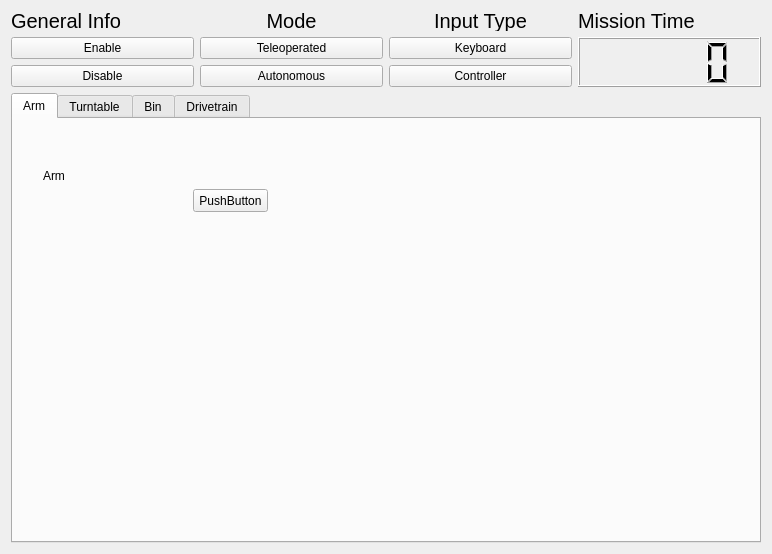
Above: src/tfr_mission_control/src/tfr_mission_control/mission_control.ui from dghani/NasaRmc2019 before the change. Below: the same form after it.
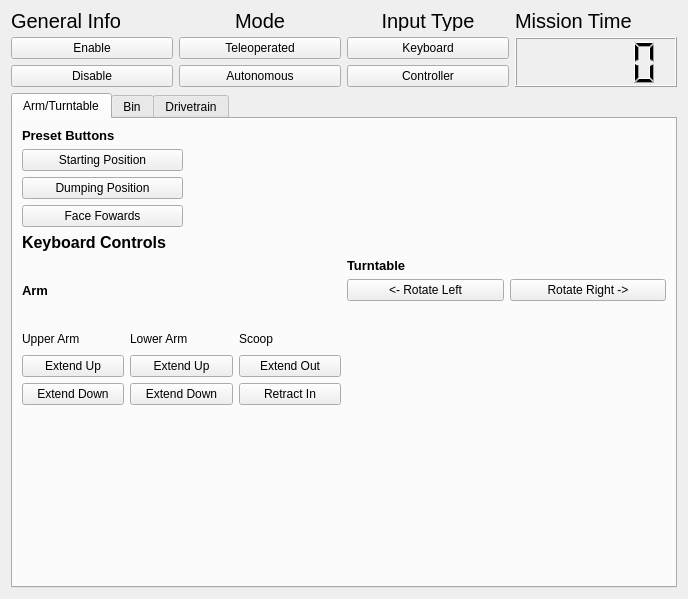
That is the form after the change.

Commit message: Update tab ui, and add some basic tests

Diff of the .ui file:
```diff
--- a/src/tfr_mission_control/src/tfr_mission_control/mission_control.ui
+++ b/src/tfr_mission_control/src/tfr_mission_control/mission_control.ui
@@ -9,8 +9,8 @@
    <rect>
     <x>0</x>
     <y>0</y>
-    <width>772</width>
-    <height>554</height>
+    <width>688</width>
+    <height>599</height>
    </rect>
   </property>
   <property name="focusPolicy">
@@ -245,52 +245,298 @@
      </property>
      <widget class="QWidget" name="arm_tab">
       <attribute name="title">
-       <string>Arm</string>
+       <string>Arm/Turntable</string>
       </attribute>
-      <widget class="QLabel" name="label">
-       <property name="geometry">
-        <rect>
-         <x>30</x>
-         <y>50</y>
-         <width>47</width>
-         <height>13</height>
-        </rect>
-       </property>
-       <property name="text">
-        <string>Arm</string>
-       </property>
-      </widget>
-      <widget class="QPushButton" name="test_button">
-       <property name="geometry">
-        <rect>
-         <x>180</x>
-         <y>70</y>
-         <width>75</width>
-         <height>23</height>
-        </rect>
-       </property>
-       <property name="text">
-        <string>PushButton</string>
-       </property>
-      </widget>
-     </widget>
-     <widget class="QWidget" name="turntable_tab">
-      <attribute name="title">
-       <string>Turntable</string>
-      </attribute>
-      <widget class="QLabel" name="label_2">
-       <property name="geometry">
-        <rect>
-         <x>80</x>
-         <y>60</y>
-         <width>47</width>
-         <height>13</height>
-        </rect>
-       </property>
-       <property name="text">
-        <string>Turntable</string>
-       </property>
-      </widget>
+      <layout class="QHBoxLayout" name="horizontalLayout">
+       <item>
+        <layout class="QVBoxLayout" name="arm_turntable_main_layout">
+         <item>
+          <layout class="QHBoxLayout" name="preset_buttons_row" stretch="1,3">
+           <item>
+            <layout class="QVBoxLayout" name="preset_buttons">
+             <item>
+              <widget class="QLabel" name="preset_buttons_label">
+               <property name="font">
+                <font>
+                 <pointsize>10</pointsize>
+                 <weight>75</weight>
+                 <bold>true</bold>
+                </font>
+               </property>
+               <property name="text">
+                <string>Preset Buttons</string>
+               </property>
+              </widget>
+             </item>
+             <item>
+              <widget class="QPushButton" name="starting_pos_button">
+               <property name="toolTip">
+                <string>test</string>
+               </property>
+               <property name="toolTipDuration">
+                <number>5000</number>
+               </property>
+               <property name="text">
+                <string>Starting Position</string>
+               </property>
+              </widget>
+             </item>
+             <item>
+              <widget class="QPushButton" name="dumping_pos_button">
+               <property name="text">
+                <string>Dumping Position</string>
+               </property>
+              </widget>
+             </item>
+             <item>
+              <widget class="QPushButton" name="face_fowards_button">
+               <property name="text">
+                <string>Face Fowards</string>
+               </property>
+              </widget>
+             </item>
+            </layout>
+           </item>
+           <item>
+            <layout class="QVBoxLayout" name="other_preset_buttons_layout">
+             <item>
+              <spacer name="preset_buttons_spacer">
+               <property name="orientation">
+                <enum>Qt::Horizontal</enum>
+               </property>
+               <property name="sizeHint" stdset="0">
+                <size>
+                 <width>40</width>
+                 <height>20</height>
+                </size>
+               </property>
+              </spacer>
+             </item>
+            </layout>
+           </item>
+          </layout>
+         </item>
+         <item>
+          <layout class="QVBoxLayout" name="keyboard_controls">
+           <property name="sizeConstraint">
+            <enum>QLayout::SetDefaultConstraint</enum>
+           </property>
+           <item>
+            <widget class="QLabel" name="keyboard_controls_label">
+             <property name="maximumSize">
+              <size>
+               <width>16777215</width>
+               <height>50</height>
+              </size>
+             </property>
+             <property name="font">
+              <font>
+               <pointsize>12</pointsize>
+               <weight>75</weight>
+               <bold>true</bold>
+              </font>
+             </property>
+             <property name="text">
+              <string>Keyboard Controls</string>
+             </property>
+            </widget>
+           </item>
+           <item>
+            <layout class="QHBoxLayout" name="key_board_controls_layout" stretch="0,0">
+             <item>
+              <layout class="QVBoxLayout" name="arm_keyboard_controls" stretch="0,2">
+               <item>
+                <widget class="QLabel" name="arm_label">
+                 <property name="font">
+                  <font>
+                   <pointsize>10</pointsize>
+                   <weight>75</weight>
+                   <bold>true</bold>
+                  </font>
+                 </property>
+                 <property name="text">
+                  <string>Arm</string>
+                 </property>
+                 <property name="textFormat">
+                  <enum>Qt::PlainText</enum>
+                 </property>
+                </widget>
+               </item>
+               <item>
+                <layout class="QHBoxLayout" name="button_container">
+                 <item>
+                  <layout class="QVBoxLayout" name="upper_arm_container" stretch="0,0,0">
+                   <item>
+                    <widget class="QLabel" name="upp_arm_label">
+                     <property name="maximumSize">
+                      <size>
+                       <width>16777215</width>
+                       <height>20</height>
+                      </size>
+                     </property>
+                     <property name="text">
+                      <string>Upper Arm</string>
+                     </property>
+                     <property name="textFormat">
+                      <enum>Qt::PlainText</enum>
+                     </property>
+                    </widget>
+                   </item>
+                   <item>
+                    <widget class="QPushButton" name="extend_up_upper_arm_button">
+                     <property name="text">
+                      <string>Extend Up</string>
+                     </property>
+                    </widget>
+                   </item>
+                   <item>
+                    <widget class="QPushButton" name="extend_down_upper_arm_button">
+                     <property name="text">
+                      <string>Extend Down</string>
+                     </property>
+                    </widget>
+                   </item>
+                  </layout>
+                 </item>
+                 <item>
+                  <layout class="QVBoxLayout" name="lower_arm_container">
+                   <item>
+                    <widget class="QLabel" name="lower_arm_label">
+                     <property name="maximumSize">
+                      <size>
+                       <width>16777215</width>
+                       <height>20</height>
+                      </size>
+                     </property>
+                     <property name="text">
+                      <string>Lower Arm</string>
+                     </property>
+                    </widget>
+                   </item>
+                   <item>
+                    <widget class="QPushButton" name="extend_up_lower_arm_button">
+                     <property name="text">
+                      <string>Extend Up</string>
+                     </property>
+                    </widget>
+                   </item>
+                   <item>
+                    <widget class="QPushButton" name="extend_down_lower_arm_button">
+                     <property name="text">
+                      <string>Extend Down</string>
+                     </property>
+                    </widget>
+                   </item>
+                  </layout>
+                 </item>
+                 <item>
+                  <layout class="QVBoxLayout" name="scoop_container">
+                   <item>
+                    <widget class="QLabel" name="scoop_label">
+                     <property name="maximumSize">
+                      <size>
+                       <width>16777215</width>
+                       <height>20</height>
+                      </size>
+                     </property>
+                     <property name="text">
+                      <string>Scoop</string>
+                     </property>
+                    </widget>
+                   </item>
+                   <item>
+                    <widget class="QPushButton" name="extend_out_scoop_button">
+                     <property name="text">
+                      <string>Extend Out</string>
+                     </property>
+                    </widget>
+                   </item>
+                   <item>
+                    <widget class="QPushButton" name="extend_in_scoop_button">
+                     <property name="text">
+                      <string>Retract In</string>
+                     </property>
+                    </widget>
+                   </item>
+                  </layout>
+                 </item>
+                </layout>
+               </item>
+              </layout>
+             </item>
+             <item>
+              <layout class="QVBoxLayout" name="turntable_keyboard_controls" stretch="0,0,0">
+               <item>
+                <widget class="QLabel" name="turntable_label">
+                 <property name="font">
+                  <font>
+                   <pointsize>10</pointsize>
+                   <weight>75</weight>
+                   <bold>true</bold>
+                  </font>
+                 </property>
+                 <property name="text">
+                  <string>Turntable</string>
+                 </property>
+                </widget>
+               </item>
+               <item>
+                <layout class="QHBoxLayout" name="button_layout" stretch="0,0">
+                 <item>
+                  <widget class="QPushButton" name="rotate_left_button">
+                   <property name="text">
+                    <string>&lt;- Rotate Left</string>
+                   </property>
+                  </widget>
+                 </item>
+                 <item>
+                  <widget class="QPushButton" name="rotate_right_button">
+                   <property name="text">
+                    <string>Rotate Right -&gt;</string>
+                   </property>
+                  </widget>
+                 </item>
+                </layout>
+               </item>
+               <item>
+                <spacer name="turntable_space">
+                 <property name="orientation">
+                  <enum>Qt::Vertical</enum>
+                 </property>
+                 <property name="sizeHint" stdset="0">
+                  <size>
+                   <width>20</width>
+                   <height>40</height>
+                  </size>
+                 </property>
+                </spacer>
+               </item>
+              </layout>
+             </item>
+            </layout>
+           </item>
+          </layout>
+         </item>
+         <item>
+          <layout class="QHBoxLayout" name="controller_controls">
+           <item>
+            <spacer name="verticalSpacer">
+             <property name="orientation">
+              <enum>Qt::Vertical</enum>
+             </property>
+             <property name="sizeHint" stdset="0">
+              <size>
+               <width>20</width>
+               <height>40</height>
+              </size>
+             </property>
+            </spacer>
+           </item>
+          </layout>
+         </item>
+        </layout>
+       </item>
+      </layout>
      </widget>
      <widget class="QWidget" name="bin_tab">
       <attribute name="title">
```
Left out of the diff: 172 changed lines with no effect on the pictures. The commit also changes 3 other files.
